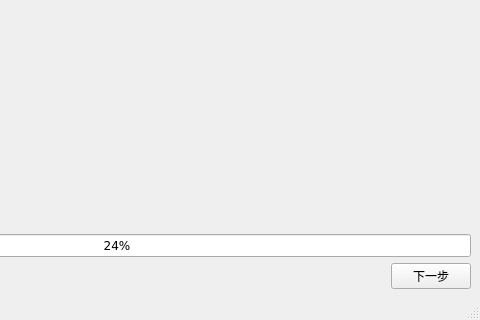
Qt form UI/Main.ui (lamwaihen/Volmoe4KOBO) before a commit; both pictures show x 320 to 800 and y 280 to 600 of the 800 by 600 pixel window.
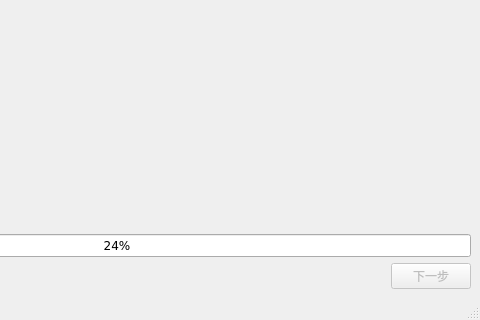
The same form after that commit. The open tabs and pages were chosen to show the change. Custom widgets are drawn as their Qt base class.

```diff
--- a/UI/Main.ui
+++ b/UI/Main.ui
@@ -842,6 +842,9 @@
           </item>
           <item>
            <widget class="QPushButton" name="buttonProcessNext">
+            <property name="enabled">
+             <bool>false</bool>
+            </property>
             <property name="text">
              <string>下一步</string>
             </property>
```
Left out of the diff: 2 changed lines with no effect on the pictures.
